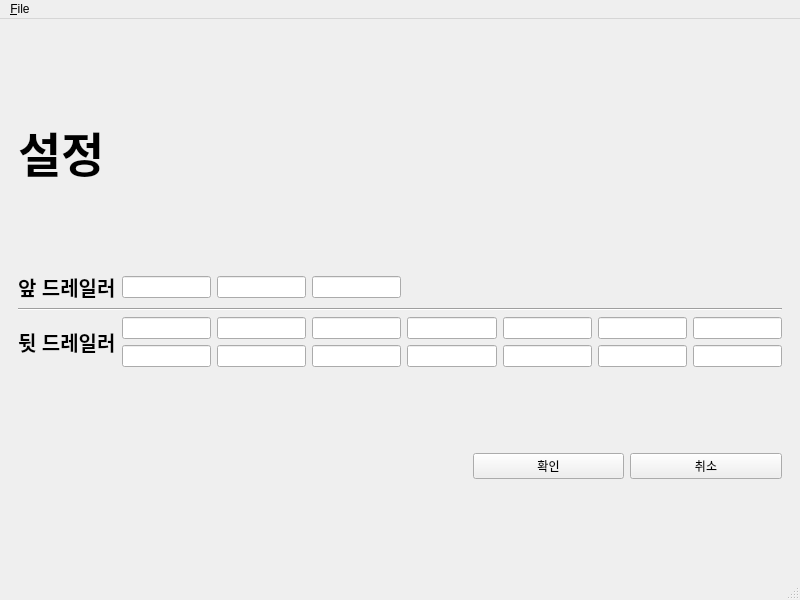
linuxlight/gear-jump, file etc/mainwindow.ui: the form before one commit.
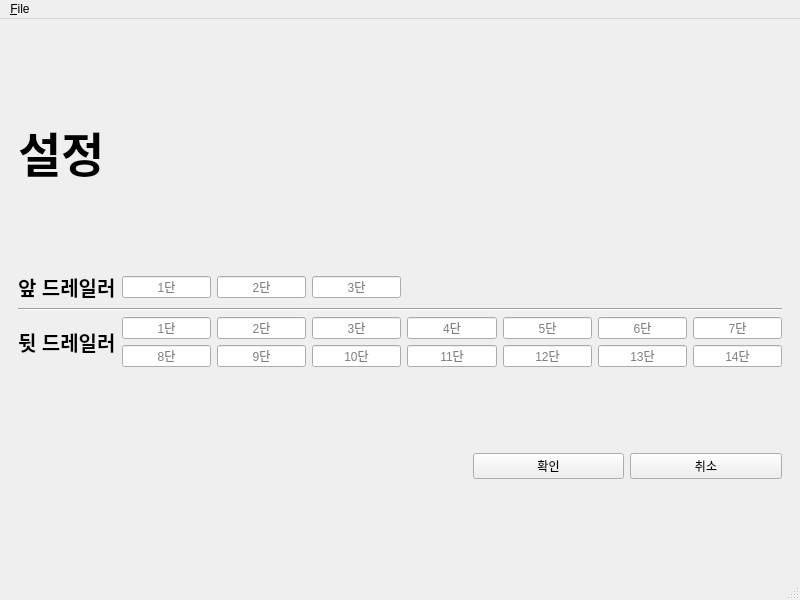
The form after the commit. The open tabs and pages were chosen to show the change.

Diff of the .ui file:
```diff
--- a/etc/mainwindow.ui
+++ b/etc/mainwindow.ui
@@ -151,29 +151,53 @@
          <layout class="QGridLayout" name="gridLayout">
           <item row="2" column="3">
            <widget class="QLineEdit" name="rear_3">
+            <property name="inputMask">
+             <string>00</string>
+            </property>
             <property name="alignment">
-             <set>Qt::AlignRight|Qt::AlignTrailing|Qt::AlignVCenter</set>
+             <set>Qt::AlignCenter</set>
+            </property>
+            <property name="placeholderText">
+             <string>3단</string>
             </property>
            </widget>
           </item>
           <item row="2" column="7">
            <widget class="QLineEdit" name="rear_7">
+            <property name="inputMask">
+             <string>00</string>
+            </property>
             <property name="alignment">
-             <set>Qt::AlignRight|Qt::AlignTrailing|Qt::AlignVCenter</set>
+             <set>Qt::AlignCenter</set>
+            </property>
+            <property name="placeholderText">
+             <string>7단</string>
             </property>
            </widget>
           </item>
           <item row="2" column="6">
            <widget class="QLineEdit" name="rear_6">
+            <property name="inputMask">
+             <string>00</string>
+            </property>
             <property name="alignment">
-             <set>Qt::AlignRight|Qt::AlignTrailing|Qt::AlignVCenter</set>
+             <set>Qt::AlignCenter</set>
+            </property>
+            <property name="placeholderText">
+             <string>6단</string>
             </property>
            </widget>
           </item>
           <item row="0" column="2">
            <widget class="QLineEdit" name="front_2">
+            <property name="inputMask">
+             <string>00</string>
+            </property>
             <property name="alignment">
-             <set>Qt::AlignRight|Qt::AlignTrailing|Qt::AlignVCenter</set>
+             <set>Qt::AlignCenter</set>
+            </property>
+            <property name="placeholderText">
+             <string>2단</string>
             </property>
            </widget>
           </item>
@@ -199,92 +223,170 @@
           </item>
           <item row="2" column="5">
            <widget class="QLineEdit" name="rear_5">
+            <property name="inputMask">
+             <string>00</string>
+            </property>
             <property name="alignment">
-             <set>Qt::AlignRight|Qt::AlignTrailing|Qt::AlignVCenter</set>
+             <set>Qt::AlignCenter</set>
+            </property>
+            <property name="placeholderText">
+             <string>5단</string>
             </property>
            </widget>
           </item>
           <item row="2" column="2">
            <widget class="QLineEdit" name="rear_2">
+            <property name="inputMask">
+             <string>00</string>
+            </property>
             <property name="alignment">
-             <set>Qt::AlignRight|Qt::AlignTrailing|Qt::AlignVCenter</set>
+             <set>Qt::AlignCenter</set>
+            </property>
+            <property name="placeholderText">
+             <string>2단</string>
             </property>
            </widget>
           </item>
           <item row="0" column="3">
            <widget class="QLineEdit" name="front_3">
+            <property name="inputMask">
+             <string>00</string>
+            </property>
             <property name="alignment">
-             <set>Qt::AlignRight|Qt::AlignTrailing|Qt::AlignVCenter</set>
+             <set>Qt::AlignCenter</set>
+            </property>
+            <property name="placeholderText">
+             <string>3단</string>
             </property>
            </widget>
           </item>
           <item row="3" column="1">
            <widget class="QLineEdit" name="rear_8">
+            <property name="inputMask">
+             <string>00</string>
+            </property>
             <property name="alignment">
-             <set>Qt::AlignRight|Qt::AlignTrailing|Qt::AlignVCenter</set>
+             <set>Qt::AlignCenter</set>
+            </property>
+            <property name="placeholderText">
+             <string>8단</string>
             </property>
            </widget>
           </item>
           <item row="2" column="1">
            <widget class="QLineEdit" name="rear_1">
+            <property name="inputMask">
+             <string>00</string>
+            </property>
             <property name="alignment">
-             <set>Qt::AlignRight|Qt::AlignTrailing|Qt::AlignVCenter</set>
+             <set>Qt::AlignCenter</set>
+            </property>
+            <property name="placeholderText">
+             <string>1단</string>
             </property>
            </widget>
           </item>
           <item row="0" column="1">
            <widget class="QLineEdit" name="front_1">
+            <property name="inputMask">
+             <string>00</string>
+            </property>
             <property name="alignment">
-             <set>Qt::AlignRight|Qt::AlignTrailing|Qt::AlignVCenter</set>
+             <set>Qt::AlignCenter</set>
+            </property>
+            <property name="placeholderText">
+             <string>1단</string>
             </property>
            </widget>
           </item>
           <item row="2" column="4">
            <widget class="QLineEdit" name="rear_4">
+            <property name="inputMask">
+             <string>00</string>
+            </property>
             <property name="alignment">
-             <set>Qt::AlignRight|Qt::AlignTrailing|Qt::AlignVCenter</set>
+             <set>Qt::AlignCenter</set>
+            </property>
+            <property name="placeholderText">
+             <string>4단</string>
             </property>
            </widget>
           </item>
           <item row="3" column="7">
            <widget class="QLineEdit" name="rear_14">
+            <property name="inputMask">
+             <string>00</string>
+            </property>
             <property name="alignment">
-             <set>Qt::AlignRight|Qt::AlignTrailing|Qt::AlignVCenter</set>
+             <set>Qt::AlignCenter</set>
+            </property>
+            <property name="placeholderText">
+             <string>14단</string>
             </property>
            </widget>
           </item>
           <item row="3" column="3">
            <widget class="QLineEdit" name="rear_10">
+            <property name="inputMask">
+             <string>00</string>
+            </property>
             <property name="alignment">
-             <set>Qt::AlignRight|Qt::AlignTrailing|Qt::AlignVCenter</set>
+             <set>Qt::AlignCenter</set>
+            </property>
+            <property name="placeholderText">
+             <string>10단</string>
             </property>
            </widget>
           </item>
           <item row="3" column="2">
            <widget class="QLineEdit" name="rear_9">
+            <property name="inputMask">
+             <string>00</string>
+            </property>
             <property name="alignment">
-             <set>Qt::AlignRight|Qt::AlignTrailing|Qt::AlignVCenter</set>
+             <set>Qt::AlignCenter</set>
+            </property>
+            <property name="placeholderText">
+             <string>9단</string>
             </property>
            </widget>
           </item>
           <item row="3" column="5">
            <widget class="QLineEdit" name="rear_12">
+            <property name="inputMask">
+             <string>00</string>
+            </property>
             <property name="alignment">
-             <set>Qt::AlignRight|Qt::AlignTrailing|Qt::AlignVCenter</set>
+             <set>Qt::AlignCenter</set>
+            </property>
+            <property name="placeholderText">
+             <string>12단</string>
             </property>
            </widget>
           </item>
           <item row="3" column="4">
            <widget class="QLineEdit" name="rear_11">
+            <property name="inputMask">
+             <string>00</string>
+            </property>
             <property name="alignment">
-             <set>Qt::AlignRight|Qt::AlignTrailing|Qt::AlignVCenter</set>
+             <set>Qt::AlignCenter</set>
+            </property>
+            <property name="placeholderText">
+             <string>11단</string>
             </property>
            </widget>
           </item>
           <item row="3" column="6">
            <widget class="QLineEdit" name="rear_13">
+            <property name="inputMask">
+             <string>00</string>
+            </property>
             <property name="alignment">
-             <set>Qt::AlignRight|Qt::AlignTrailing|Qt::AlignVCenter</set>
+             <set>Qt::AlignCenter</set>
+            </property>
+            <property name="placeholderText">
+             <string>13단</string>
             </property>
            </widget>
           </item>
```
